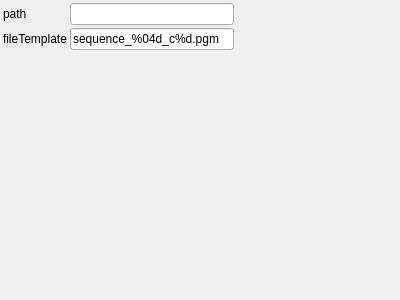
First picture: the form in applications/merger/ui/mergerControlWidget.ui, repository NickPenkrat/corecvs, before the edit.
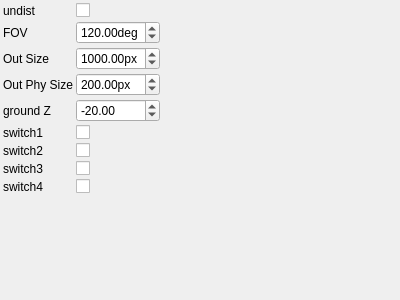
Second picture: the form after the edit.

Diff of the .ui file:
```diff
--- a/applications/merger/ui/mergerControlWidget.ui
+++ b/applications/merger/ui/mergerControlWidget.ui
@@ -29,41 +29,220 @@
    <property name="spacing">
     <number>3</number>
    </property>
-   <item row="0" column="0">
-    <widget class="QLabel" name="label_0">
-     <property name="text">
-      <string>path</string>
-     </property>
-    </widget>
-   </item>
-   <item row="0" column="1">
-    <widget class="QLineEdit" name="pathEdit">
-     <property name="toolTip">
-      <string>path</string>
-     </property>
-     <property name="text">
-      <string/>
-     </property>
-    </widget>
-   </item>
-   <item row="1" column="0">
-    <widget class="QLabel" name="label_1">
-     <property name="text">
-      <string>fileTemplate</string>
-     </property>
-    </widget>
-   </item>
-   <item row="1" column="1">
-    <widget class="QLineEdit" name="fileTemplateEdit">
-     <property name="toolTip">
-      <string>fileTemplate</string>
-     </property>
-     <property name="text">
-      <string>sequence_%04d_c%d.pgm</string>
-     </property>
-    </widget>
-   </item>
-   <item row="2" column="0">
+    <item row="0" column="0">
+     <widget class="QLabel" name="label_0">
+       <property name="text">
+         <string>undist</string>
+       </property>
+     </widget>
+    </item>
+    <item row="0" column="1">
+     <widget class="QCheckBox" name="undistCheckBox">
+       <property name="toolTip">
+         <string>undist</string>
+       </property>
+       <property name="checked">
+           <bool>1</bool>
+       </property>
+     </widget>
+    </item>
+    <item row="1" column="0">
+     <widget class="QLabel" name="label_1">
+       <property name="text">
+         <string>FOV</string>
+       </property>
+     </widget>
+    </item>
+    <item row="1" column="1">
+     <widget class="QDoubleSpinBox" name="fOVSpinBox">
+       <property name="toolTip">
+         <string>FOV</string>
+       </property>
+       <property name="minimum">
+        <double>10</double>
+       </property>
+       <property name="maximum">
+        <double>360</double>
+       </property>
+       <property name="singleStep">
+        <double>1</double>
+       </property>
+       <property name="value">
+        <double>120</double>
+       </property>
+       <property name="prefix">
+        <string></string>
+       </property>
+       <property name="suffix">
+        <string>deg</string>
+       </property>
+     </widget>
+    </item>
+    <item row="2" column="0">
+     <widget class="QLabel" name="label_2">
+       <property name="text">
+         <string>Out Size</string>
+       </property>
+     </widget>
+    </item>
+    <item row="2" column="1">
+     <widget class="QDoubleSpinBox" name="outSizeSpinBox">
+       <property name="toolTip">
+         <string>Out Size</string>
+       </property>
+       <property name="minimum">
+        <double>100</double>
+       </property>
+       <property name="maximum">
+        <double>9999</double>
+       </property>
+       <property name="singleStep">
+        <double>1</double>
+       </property>
+       <property name="value">
+        <double>1000</double>
+       </property>
+       <property name="prefix">
+        <string></string>
+       </property>
+       <property name="suffix">
+        <string>px</string>
+       </property>
+     </widget>
+    </item>
+    <item row="3" column="0">
+     <widget class="QLabel" name="label_3">
+       <property name="text">
+         <string>Out Phy Size</string>
+       </property>
+     </widget>
+    </item>
+    <item row="3" column="1">
+     <widget class="QDoubleSpinBox" name="outPhySizeSpinBox">
+       <property name="toolTip">
+         <string>Out Phy Size</string>
+       </property>
+       <property name="minimum">
+        <double>100</double>
+       </property>
+       <property name="maximum">
+        <double>9999</double>
+       </property>
+       <property name="singleStep">
+        <double>1</double>
+       </property>
+       <property name="value">
+        <double>200</double>
+       </property>
+       <property name="prefix">
+        <string></string>
+       </property>
+       <property name="suffix">
+        <string>px</string>
+       </property>
+     </widget>
+    </item>
+    <item row="4" column="0">
+     <widget class="QLabel" name="label_4">
+       <property name="text">
+         <string>ground Z</string>
+       </property>
+     </widget>
+    </item>
+    <item row="4" column="1">
+     <widget class="QDoubleSpinBox" name="groundZSpinBox">
+       <property name="toolTip">
+         <string>ground Z</string>
+       </property>
+       <property name="minimum">
+        <double>-9999</double>
+       </property>
+       <property name="maximum">
+        <double>9999</double>
+       </property>
+       <property name="singleStep">
+        <double>1</double>
+       </property>
+       <property name="value">
+        <double>-20</double>
+       </property>
+       <property name="prefix">
+        <string></string>
+       </property>
+       <property name="suffix">
+        <string></string>
+       </property>
+     </widget>
+    </item>
+    <item row="5" column="0">
+     <widget class="QLabel" name="label_5">
+       <property name="text">
+         <string>switch1</string>
+       </property>
+     </widget>
+    </item>
+    <item row="5" column="1">
+     <widget class="QCheckBox" name="switch1CheckBox">
+       <property name="toolTip">
+         <string>switch1</string>
+       </property>
+       <property name="checked">
+           <bool>1</bool>
+       </property>
+     </widget>
+    </item>
+    <item row="6" column="0">
+     <widget class="QLabel" name="label_6">
+       <property name="text">
+         <string>switch2</string>
+       </property>
+     </widget>
+    </item>
+    <item row="6" column="1">
+     <widget class="QCheckBox" name="switch2CheckBox">
+       <property name="toolTip">
+         <string>switch2</string>
+       </property>
+       <property name="checked">
+           <bool>1</bool>
+       </property>
+     </widget>
+    </item>
+    <item row="7" column="0">
+     <widget class="QLabel" name="label_7">
+       <property name="text">
+         <string>switch3</string>
+       </property>
+     </widget>
+    </item>
+    <item row="7" column="1">
+     <widget class="QCheckBox" name="switch3CheckBox">
+       <property name="toolTip">
+         <string>switch3</string>
+       </property>
+       <property name="checked">
+           <bool>1</bool>
+       </property>
+     </widget>
+    </item>
+    <item row="8" column="0">
+     <widget class="QLabel" name="label_8">
+       <property name="text">
+         <string>switch4</string>
+       </property>
+     </widget>
+    </item>
+    <item row="8" column="1">
+     <widget class="QCheckBox" name="switch4CheckBox">
+       <property name="toolTip">
+         <string>switch4</string>
+       </property>
+       <property name="checked">
+           <bool>1</bool>
+       </property>
+     </widget>
+    </item>
+   <item row="9" column="0">
     <spacer name="verticalSpacer">
      <property name="orientation">
       <enum>Qt::Vertical</enum>
@@ -76,7 +255,7 @@
      </property>
     </spacer>
    </item>
-   <item row="2" column="2">
+   <item row="9" column="2">
     <spacer name="horizontalSpacer">
      <property name="orientation">
       <enum>Qt::Horizontal</enum>
```
Left out of the diff: 85 changed lines with no effect on the pictures.
